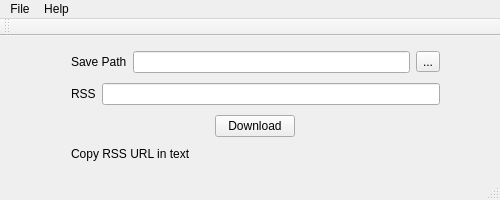
Qt form src/ui/mainwindow.ui (SamMcSam/rss-bulk-downloader) before a commit.
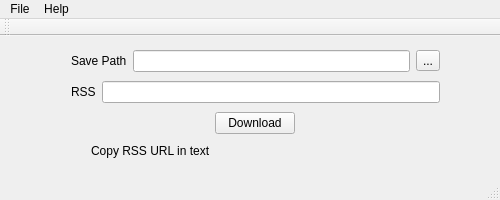
The same form after that commit.

Commit message: Added redirection mechanism

Diff of the .ui file:
```diff
--- a/src/ui/mainwindow.ui
+++ b/src/ui/mainwindow.ui
@@ -111,6 +111,18 @@
      </item>
      <item>
       <layout class="QVBoxLayout" name="verticalLayout_2">
+       <property name="leftMargin">
+        <number>20</number>
+       </property>
+       <property name="topMargin">
+        <number>1</number>
+       </property>
+       <property name="rightMargin">
+        <number>1</number>
+       </property>
+       <property name="bottomMargin">
+        <number>1</number>
+       </property>
        <item>
         <widget class="QLabel" name="result">
          <property name="sizePolicy">
```
Left out of the diff: 2 changed lines with no effect on the pictures. The commit also changes 2 other files.
